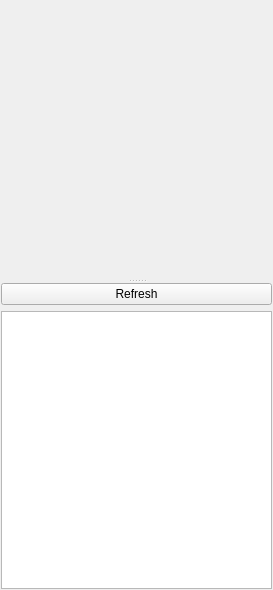
Above: ObjectsWidget.ui from lukegrahamSydney/TilesEditor before the change. Below: the same form after it.
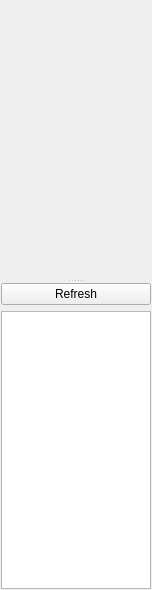
That is the form after the change. Icons and pictures are not drawn.

What changed in the file:
```diff
--- a/ObjectsWidget.ui
+++ b/ObjectsWidget.ui
@@ -6,7 +6,7 @@
    <rect>
     <x>0</x>
     <y>0</y>
-    <width>273</width>
+    <width>152</width>
     <height>590</height>
    </rect>
   </property>
```
Left out of the diff: 26 changed lines with no effect on the pictures.
